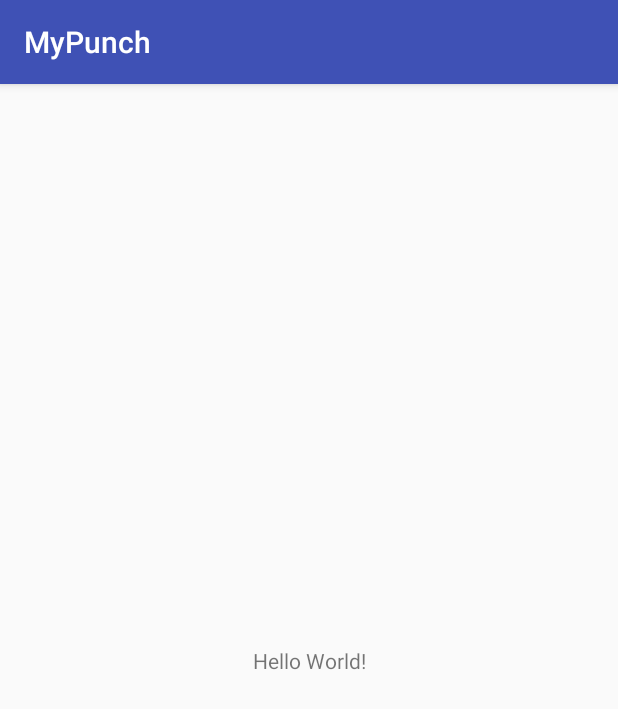
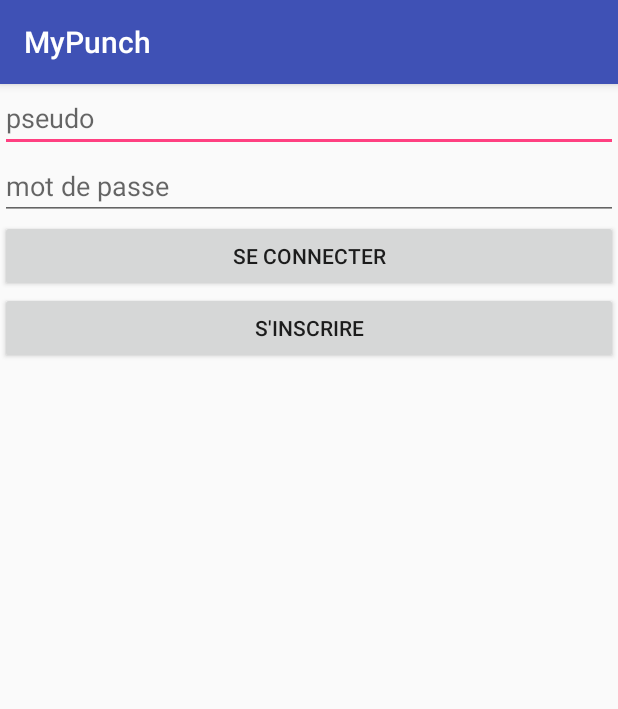
Before and after one commit to Amealky/MyPunch, an Android app: the screen it shows after launch (LoginActivity), on a phone screen of 412 x 824 dp. Shown: the top 709 px of the screen. Run offline under Robolectric (Android 15) with nearby library versions, the phone set to English and light mode, and no system bars; our stand-ins replace ButterKnife.

Commit message:
ugly login layout

```diff
--- a/app/src/main/java/com/example/caroline/mypunch/LoginActivity.java
+++ b/app/src/main/java/com/example/caroline/mypunch/LoginActivity.java
@@ -1,13 +1,72 @@
 package com.example.caroline.mypunch;
 
+import android.os.Bundle;
 import android.support.v7.app.AppCompatActivity;
-import android.os.Bundle;
+import android.view.View;
+import android.widget.Button;
+import android.widget.EditText;
+import android.widget.ProgressBar;
 
-public class LoginActivity extends AppCompatActivity {
+import butterknife.BindView;
+import butterknife.ButterKnife;
+import butterknife.OnClick;
+
+public class LoginActivity extends AppCompatActivity implements LoginView {
+
+    @BindView(R.id.pseudoField) EditText pseudoField;
+    @BindView(R.id.pswdField) EditText pswdField;
+    @BindView(R.id.loginButton) Button loginButton;
+    @BindView(R.id.registerButton) Button registerButton;
+    @BindView(R.id.loginProgressBar) ProgressBar loginProgressBar;
 
     @Override
     protected void onCreate(Bundle savedInstanceState) {
         super.onCreate(savedInstanceState);
         setContentView(R.layout.activity_login);
+        ButterKnife.bind(this);
+        loginProgressBar.setVisibility(View.GONE);
+    }
+
+    @OnClick(R.id.loginButton) public void clickOnLogin() {
+        showProgress();
+        // call to presenter
+    }
+
+    @OnClick(R.id.registerButton) public void clickOnRegister() {
+        navigateRegister();
+    }
+
+    @Override
+    public void showProgress() {
+        loginButton.setVisibility(View.GONE);
+        registerButton.setVisibility(View.GONE);
+        loginProgressBar.setVisibility(View.VISIBLE);
+    }
+
+    @Override
+    public void hideProgress() {
+        loginProgressBar.setVisibility(View.GONE);
+        loginButton.setVisibility(View.VISIBLE);
+        registerButton.setVisibility(View.VISIBLE);
+    }
+
+    @Override
+    public void setUsernameError() {
+
+    }
+
+    @Override
+    public void setPasswordError() {
+
+    }
+
+    @Override
+    public void navigateRegister() {
+
+    }
+
+    @Override
+    public void navigateToPunchList() {
+
     }
 }
--- /dev/null
+++ b/app/src/main/java/com/example/caroline/mypunch/LoginView.java
@@ -0,0 +1,20 @@
+package com.example.caroline.mypunch;
+
+/**
+ * Created by caroline on 18/04/2018.
+ */
+
+public interface LoginView {
+
+    void showProgress();
+
+    void hideProgress();
+
+    void setUsernameError();
+
+    void setPasswordError();
+
+    void navigateRegister();
+
+    void navigateToPunchList();
+}
--- a/app/src/main/res/layout/activity_login.xml
+++ b/app/src/main/res/layout/activity_login.xml
@@ -6,13 +6,55 @@
     android:layout_height="match_parent"
     tools:context="com.example.caroline.mypunch.LoginActivity">
 
-    <TextView
+    <EditText
+        android:id="@+id/pseudoField"
+        android:layout_width="match_parent"
+        android:layout_height="wrap_content"
+        app:layout_constraintLeft_toLeftOf="parent"
+        app:layout_constraintRight_toRightOf="parent"
+        app:layout_constraintTop_toTopOf="parent"
+        android:hint="@string/pseudoFieldHint"
+        android:inputType="text"
+        />
+
+    <EditText
+        android:id="@+id/pswdField"
+        android:layout_width="match_parent"
+        android:layout_height="wrap_content"
+        app:layout_constraintLeft_toLeftOf="parent"
+        app:layout_constraintRight_toRightOf="parent"
+        app:layout_constraintTop_toBottomOf="@id/pseudoField"
+        android:hint="@string/pswdFieldHint"
+        android:inputType="textPassword"
+        />
+
+    <Button
+        android:id="@+id/loginButton"
+        android:layout_width="match_parent"
+        android:layout_height="wrap_content"
+        app:layout_constraintLeft_toLeftOf="parent"
+        app:layout_constraintRight_toRightOf="parent"
+        app:layout_constraintTop_toBottomOf="@id/pswdField"
+        android:text="@string/loginButtonText"
+        />
+
+    <Button
+        android:id="@+id/registerButton"
+        android:layout_width="match_parent"
+        android:layout_height="wrap_content"
+        app:layout_constraintLeft_toLeftOf="parent"
+        app:layout_constraintRight_toRightOf="parent"
+        app:layout_constraintTop_toBottomOf="@id/loginButton"
+        android:text="@string/registerButtonText"
+        />
+
+    <ProgressBar
+        android:id="@+id/loginProgressBar"
         android:layout_width="wrap_content"
         android:layout_height="wrap_content"
-        android:text="Hello World!"
-        app:layout_constraintBottom_toBottomOf="parent"
+        app:layout_constraintTop_toBottomOf="@id/registerButton"
         app:layout_constraintLeft_toLeftOf="parent"
         app:layout_constraintRight_toRightOf="parent"
-        app:layout_constraintTop_toTopOf="parent" />
+        />
 
 </android.support.constraint.ConstraintLayout>
--- a/app/src/main/res/values/strings.xml
+++ b/app/src/main/res/values/strings.xml
@@ -1,3 +1,7 @@
 <resources>
     <string name="app_name">MyPunch</string>
+    <string name="pseudoFieldHint">pseudo</string>
+    <string name="pswdFieldHint">mot de passe</string>
+    <string name="loginButtonText">se connecter</string>
+    <string name="registerButtonText">s\'inscrire</string>
 </resources>
```
